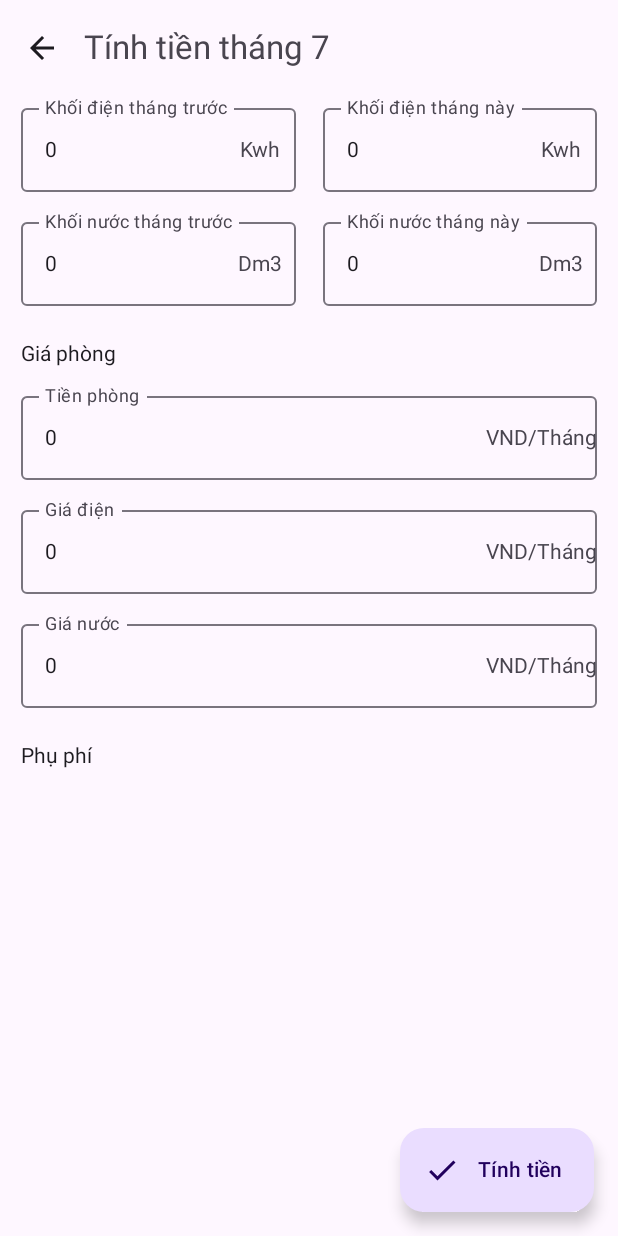
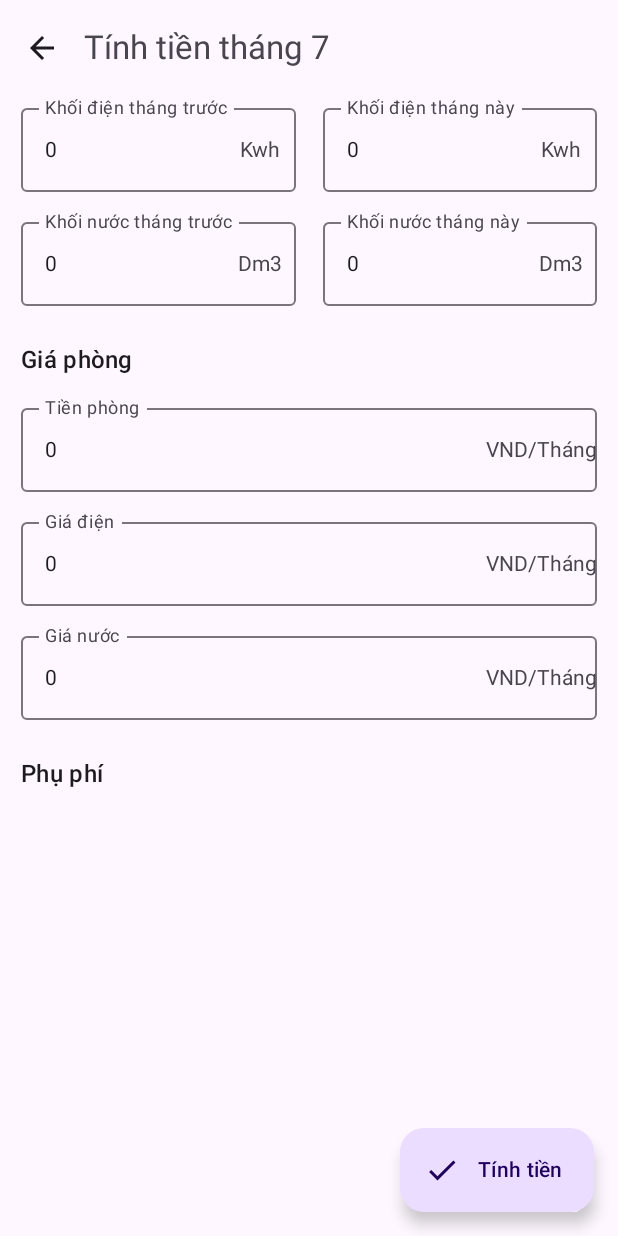
Before and after one commit to Katz-Team/CalRent, an Android app built with Jetpack Compose: the @Preview function PreviewCalScreen, on a phone screen of 412 x 824 dp. Run offline under Robolectric (Android 15) with nearby library versions, the light colour scheme and no system bars; our stand-ins replace Room's generated code.

Commit message:
Update CalScreen.kt

```diff
--- a/calculateRent/app/src/main/java/vn/com/gatrong/calculaterent/view/calScreen/CalScreen.kt
+++ b/calculateRent/app/src/main/java/vn/com/gatrong/calculaterent/view/calScreen/CalScreen.kt
@@ -173,7 +173,10 @@ fun CalScreen() {
 
                     Spacer(modifier = Modifier.weight(1f))
 
-                    Text(text = "Giá phòng")
+                    Text(
+                        text = "Giá phòng",
+                        style = MaterialTheme.typography.titleMedium
+                    )
 
                     OutlinedTextField(
                         modifier = Modifier.fillMaxWidth(),
@@ -225,7 +228,10 @@ fun CalScreen() {
 
                     Spacer(modifier = Modifier.weight(1f))
 
-                    Text(text = "Phụ phí")
+                    Text(
+                        text = "Phụ phí",
+                        style = MaterialTheme.typography.titleMedium
+                    )
 
                     val surcharges = viewModel.getSurcharges()
 
```
